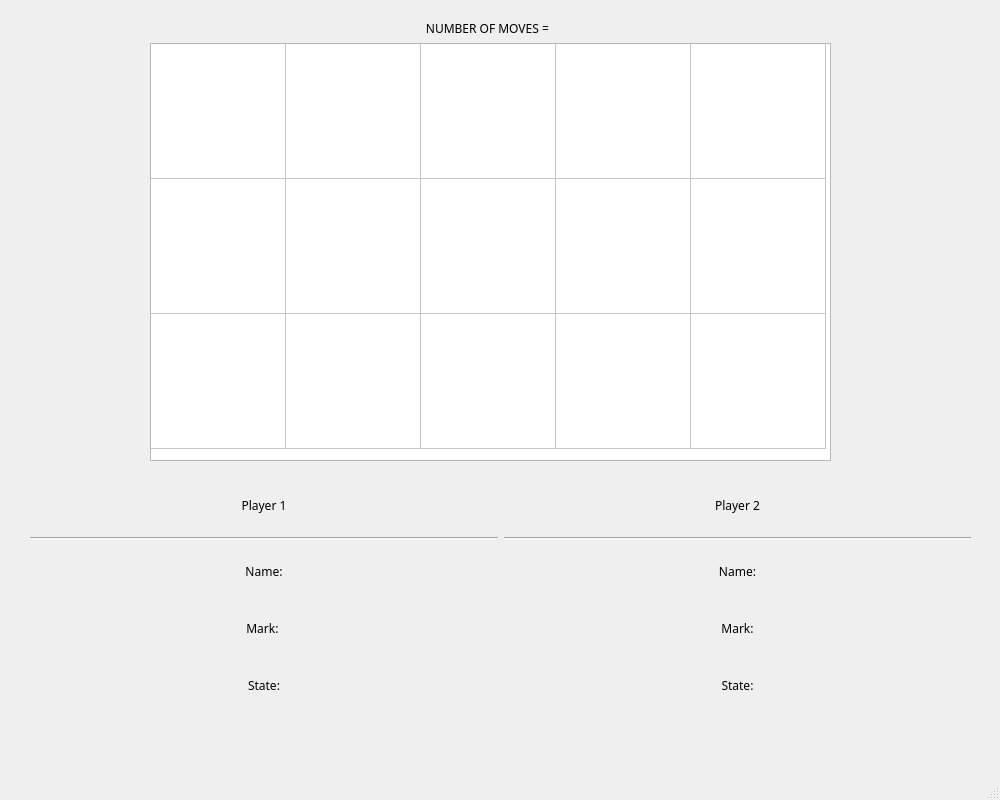
Before: the Qt Designer form mainwindow.ui in adhamhamdy3/Pyramid-Tic-Tac-Toe, drawn with Qt 5.
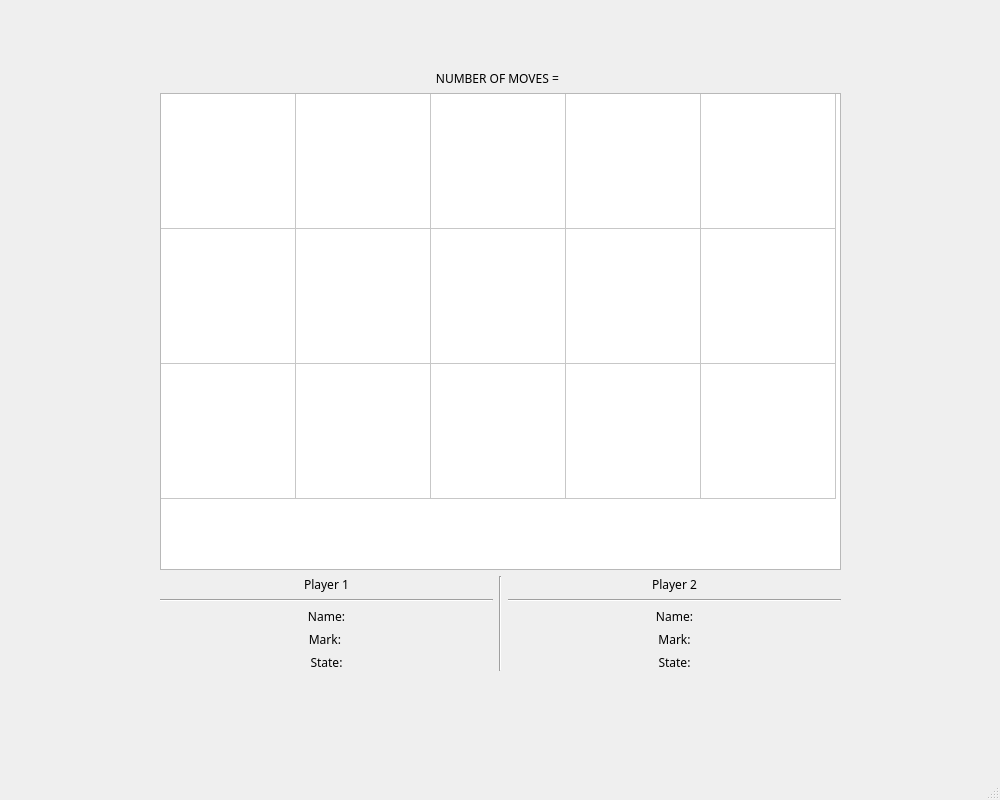
After: the same form once the commit is applied.

Commit message: add state label

What changed in the file:
```diff
--- a/mainwindow.ui
+++ b/mainwindow.ui
@@ -31,16 +31,25 @@
   <property name="windowTitle">
    <string>MainWindow</string>
   </property>
+  <property name="autoFillBackground">
+   <bool>false</bool>
+  </property>
+  <property name="styleSheet">
+   <string notr="true">
+</string>
+  </property>
   <widget class="QWidget" name="centralwidget">
-   <widget class="QWidget" name="layoutWidget">
+   <widget class="QWidget" name="">
     <property name="geometry">
      <rect>
-      <x>150</x>
-      <y>20</y>
+      <x>160</x>
+      <y>70</y>
       <width>681</width>
-      <height>441</height>
+      <height>601</height>
      </rect>
     </property>
+    <layout class="QVBoxLayout" name="verticalLayout_4">
+     <item>
     <layout class="QVBoxLayout" name="verticalLayout">
      <item>
       <widget class="QLabel" name="noOfMovesLabel">
@@ -62,6 +71,10 @@
      </item>
      <item>
       <widget class="QTableWidget" name="P_TTT_Grid">
+         <property name="styleSheet">
+          <string notr="true">
+</string>
+         </property>
        <property name="autoScroll">
         <bool>false</bool>
        </property>
@@ -126,16 +139,8 @@
       </widget>
      </item>
     </layout>
-   </widget>
-   <widget class="QWidget" name="">
-    <property name="geometry">
-     <rect>
-      <x>30</x>
-      <y>480</y>
-      <width>941</width>
-      <height>231</height>
-     </rect>
-    </property>
+     </item>
+     <item>
     <layout class="QHBoxLayout" name="horizontalLayout">
      <item>
       <layout class="QVBoxLayout" name="verticalLayout_2">
@@ -208,6 +213,13 @@
        </item>
       </layout>
      </item>
+       <item>
+        <widget class="Line" name="line_3">
+         <property name="orientation">
+          <enum>Qt::Orientation::Vertical</enum>
+         </property>
+        </widget>
+       </item>
      <item>
       <layout class="QVBoxLayout" name="verticalLayout_3">
        <item>
@@ -276,6 +288,8 @@
           <set>Qt::AlignmentFlag::AlignCenter</set>
          </property>
         </widget>
+         </item>
+        </layout>
        </item>
       </layout>
      </item>
```
Lines whose indentation alone changed are shown as unchanged. The commit also changes 3 other files.
